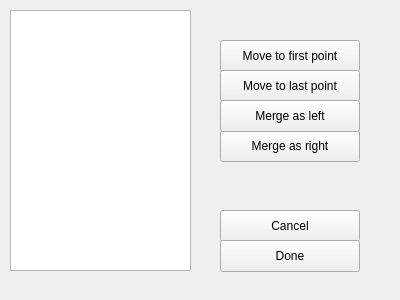
This is curver/ui/curve_join.ui in wiatrak2/curver as Qt 5 draws it before an edit. The edited form follows.
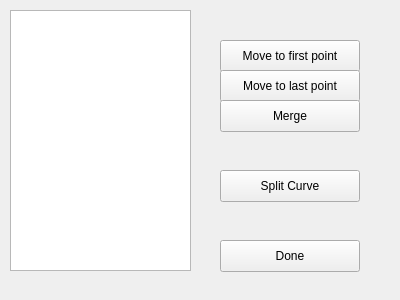
This is the edited form.

Patch:
```diff
--- a/curver/ui/curve_join.ui
+++ b/curver/ui/curve_join.ui
@@ -23,19 +23,6 @@
     </rect>
    </property>
   </widget>
-  <widget class="QPushButton" name="cancelButton">
-   <property name="geometry">
-    <rect>
-     <x>220</x>
-     <y>210</y>
-     <width>140</width>
-     <height>32</height>
-    </rect>
-   </property>
-   <property name="text">
-    <string>Cancel</string>
-   </property>
-  </widget>
   <widget class="QPushButton" name="doneButton">
    <property name="geometry">
     <rect>
@@ -79,13 +66,13 @@
    <property name="geometry">
     <rect>
      <x>220</x>
-     <y>130</y>
+     <y>170</y>
      <width>140</width>
      <height>32</height>
     </rect>
    </property>
    <property name="text">
-    <string>Merge as right</string>
+    <string>Split Curve</string>
    </property>
   </widget>
   <widget class="QPushButton" name="mergeLeftButton">
@@ -98,7 +85,7 @@
     </rect>
    </property>
    <property name="text">
-    <string>Merge as left</string>
+    <string>Merge</string>
    </property>
   </widget>
  </widget>
```
Left out of the diff: 4 changed lines with no effect on the pictures.
